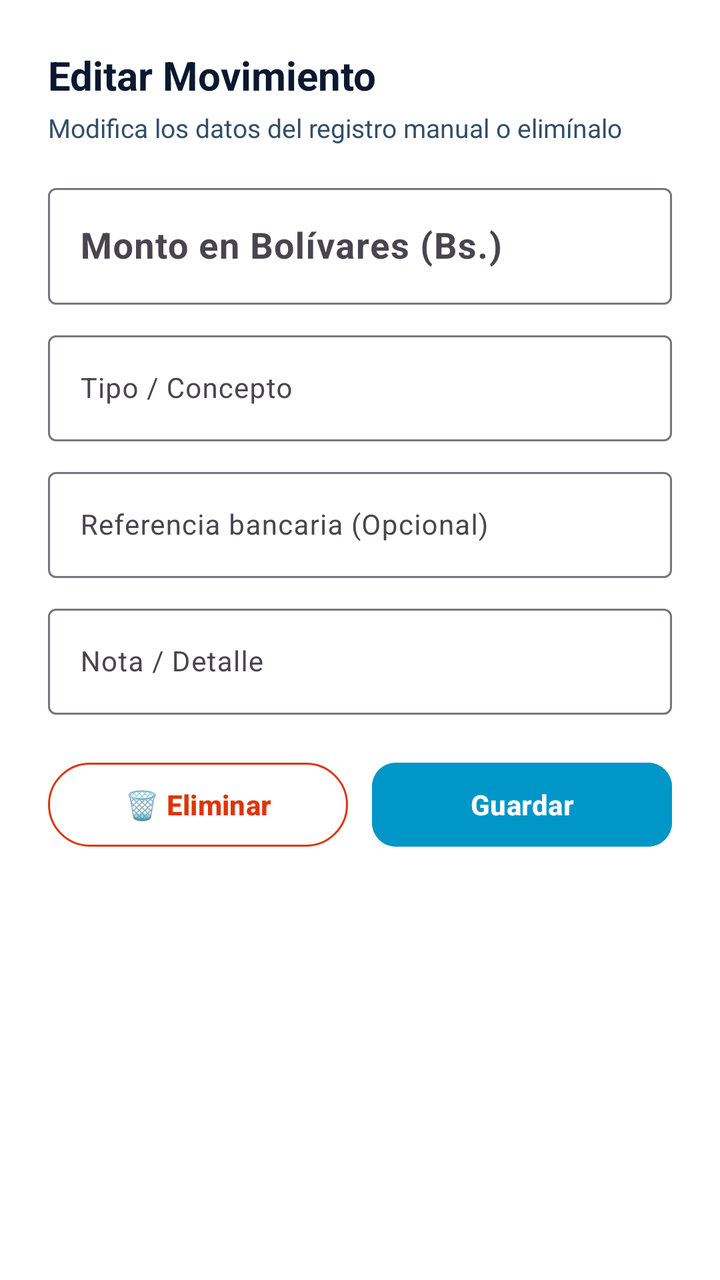
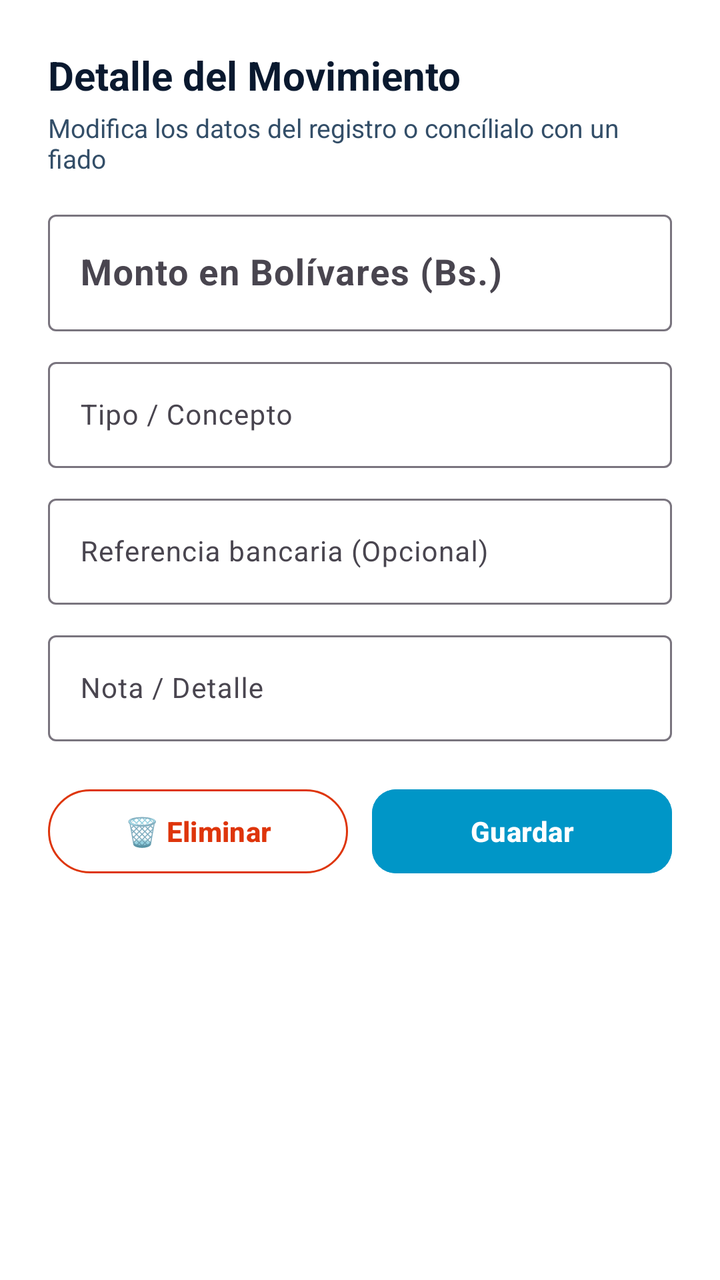

Two renders of the same Android screen: before a commit and after it. Below are the layout's source before the change and the commit's diff.
<!-- AndroidManifest.xml: application theme Theme.Zeasy -->
<!-- res/layout/dialog_edit_transaction.xml -->
<?xml version="1.0" encoding="utf-8"?>
<LinearLayout xmlns:android="http://schemas.android.com/apk/res/android"
    xmlns:app="http://schemas.android.com/apk/res-auto"
    android:layout_width="match_parent"
    android:layout_height="wrap_content"
    android:orientation="vertical"
    android:padding="24dp"
    android:background="@color/surface">

    <TextView
        android:id="@+id/tvEditTxTitle"
        android:layout_width="wrap_content"
        android:layout_height="wrap_content"
        android:text="Editar Movimiento"
        android:textStyle="bold"
        android:textColor="@color/text_primary"
        android:textSize="20sp" />

    <TextView
        android:id="@+id/tvEditTxSubtitle"
        android:layout_width="wrap_content"
        android:layout_height="wrap_content"
        android:layout_marginTop="4dp"
        android:text="Modifica los datos del registro manual o elimínalo"
        android:textColor="@color/text_secondary"
        android:textSize="13sp" />

    <com.google.android.material.textfield.TextInputLayout
        android:layout_width="match_parent"
        android:layout_height="wrap_content"
        android:layout_marginTop="16dp"
        android:hint="Monto en Bolívares (Bs.)">

        <com.google.android.material.textfield.TextInputEditText
            android:id="@+id/etEditTxAmount"
            android:layout_width="match_parent"
            android:layout_height="wrap_content"
            android:inputType="numberDecimal"
            android:textSize="18sp"
            android:textStyle="bold"
            android:textColor="@color/text_primary" />
    </com.google.android.material.textfield.TextInputLayout>

    <com.google.android.material.textfield.TextInputLayout
        android:layout_width="match_parent"
        android:layout_height="wrap_content"
        android:layout_marginTop="10dp"
        android:hint="Tipo / Concepto">

        <com.google.android.material.textfield.TextInputEditText
            android:id="@+id/etEditTxCategory"
            android:layout_width="match_parent"
            android:layout_height="wrap_content"
            android:textSize="14sp"
            android:textColor="@color/text_primary" />
    </com.google.android.material.textfield.TextInputLayout>

    <com.google.android.material.textfield.TextInputLayout
        android:layout_width="match_parent"
        android:layout_height="wrap_content"
        android:layout_marginTop="10dp"
        android:hint="Referencia bancaria (Opcional)">

        <com.google.android.material.textfield.TextInputEditText
            android:id="@+id/etEditTxReference"
            android:layout_width="match_parent"
            android:layout_height="wrap_content"
            android:textSize="14sp"
            android:textColor="@color/text_primary" />
    </com.google.android.material.textfield.TextInputLayout>

    <com.google.android.material.textfield.TextInputLayout
        android:layout_width="match_parent"
        android:layout_height="wrap_content"
        android:layout_marginTop="10dp"
        android:hint="Nota / Detalle">

        <com.google.android.material.textfield.TextInputEditText
            android:id="@+id/etEditTxNote"
            android:layout_width="match_parent"
            android:layout_height="wrap_content"
            android:textSize="14sp"
            android:textColor="@color/text_primary" />
    </com.google.android.material.textfield.TextInputLayout>

    <LinearLayout
        android:layout_width="match_parent"
        android:layout_height="wrap_content"
        android:orientation="horizontal"
        android:layout_marginTop="20dp">

        <com.google.android.material.button.MaterialButton
            android:id="@+id/btnDeleteTx"
            style="@style/Widget.Material3.Button.OutlinedButton"
            android:layout_width="0dp"
            android:layout_height="50dp"
            android:layout_weight="1"
            android:layout_marginEnd="6dp"
            android:text="🗑️ Eliminar"
            android:textSize="14sp"
            android:textStyle="bold"
            app:strokeColor="@color/expense_red"
            android:textColor="@color/expense_red" />

        <com.google.android.material.button.MaterialButton
            android:id="@+id/btnSaveEditTx"
            android:layout_width="0dp"
            android:layout_height="50dp"
            android:layout_weight="1"
            android:layout_marginStart="6dp"
            android:text="Guardar"
            android:textSize="14sp"
            android:textStyle="bold"
            app:cornerRadius="12dp"
            android:backgroundTint="@color/accent_cyan"
            android:textColor="@color/white" />
    </LinearLayout>

</LinearLayout>
<!-- resources referenced by this layout -->
<resources>
  <color name="accent_cyan">#0096C7</color>
  <color name="expense_red">#DE350B</color>
  <color name="surface">#FFFFFF</color>
  <color name="text_primary">#0A192F</color>
  <color name="text_secondary">#334E68</color>
  <color name="white">#FFFFFF</color>
  <style name="Theme.Zeasy" parent="Theme.Material3.DayNight.NoActionBar">
          
          <item name="colorPrimary">@color/accent_green</item>
          <item name="colorPrimaryContainer">@color/accent_green_bg</item>
          <item name="colorOnPrimary">@color/white</item>
          <item name="colorSecondary">@color/accent_blue</item>
          <item name="colorSecondaryContainer">@color/accent_blue_bg</item>
  
          
          <item name="android:statusBarColor">@color/primary</item>
          <item name="android:windowLightStatusBar">false</item>
          <item name="android:colorBackground">@color/background</item>
  
          
          <item name="android:textColor">@color/text_primary</item>
  
          
          <item name="bottomNavigationStyle">@style/Widget.Zeasy.BottomNavigationView</item>
      </style>
  <color name="accent_green">#00875A</color>
  <color name="accent_green_bg">#E3FCEF</color>
  <color name="accent_blue">#0052FF</color>
  <color name="accent_blue_bg">#EFF6FF</color>
  <color name="primary">#0A2540</color>
  <color name="background">#F4F8FC</color>
  <style name="Widget.Zeasy.BottomNavigationView" parent="Widget.Material3.BottomNavigationView">
          <item name="itemRippleColor">@color/accent_green_bg</item>
          <item name="android:background">@color/surface</item>
          <item name="itemIconTint">@color/nav_selector</item>
          <item name="itemTextColor">@color/nav_selector</item>
      </style>
</resources>

<!-- the commit's change to res/layout/dialog_edit_transaction.xml (unified diff, before → after) -->
@@ -11,7 +11,7 @@
         android:id="@+id/tvEditTxTitle"
         android:layout_width="wrap_content"
         android:layout_height="wrap_content"
-        android:text="Editar Movimiento"
+        android:text="Detalle del Movimiento"
         android:textStyle="bold"
         android:textColor="@color/text_primary"
         android:textSize="20sp" />
@@ -21,14 +21,49 @@
         android:layout_width="wrap_content"
         android:layout_height="wrap_content"
         android:layout_marginTop="4dp"
-        android:text="Modifica los datos del registro manual o elimínalo"
+        android:text="Modifica los datos del registro o concílialo con un fiado"
         android:textColor="@color/text_secondary"
         android:textSize="13sp" />
+
+    
+    <LinearLayout
+        android:id="@+id/layoutTxFiadoSection"
+        android:layout_width="match_parent"
+        android:layout_height="wrap_content"
+        android:layout_marginTop="12dp"
+        android:orientation="vertical"
+        android:padding="12dp"
+        android:background="@drawable/bg_badge_rounded"
+        android:backgroundTint="#F0FDF4"
+        android:visibility="gone">
+
+        <TextView
+            android:id="@+id/tvTxFiadoStatus"
+            android:layout_width="match_parent"
+            android:layout_height="wrap_content"
+            android:text="📒 ¿Este pago corresponde a un Fiado de la Libreta?"
+            android:textColor="#166534"
+            android:textStyle="bold"
+            android:textSize="12.5sp" />
+
+        <com.google.android.material.button.MaterialButton
+            android:id="@+id/btnAssignTxToFiado"
+            style="@style/Widget.Material3.Button.TonalButton"
+            android:layout_width="match_parent"
+            android:layout_height="44dp"
+            android:layout_marginTop="8dp"
+            android:text="📒 Considerar Pago de un Fiado (Descontar Deuda)"
+            android:textSize="12sp"
+            android:textStyle="bold"
+            android:backgroundTint="#00875A"
+            android:textColor="@color/white"
+            app:cornerRadius="10dp" />
+    </LinearLayout>
 
     <com.google.android.material.textfield.TextInputLayout
         android:layout_width="match_parent"
         android:layout_height="wrap_content"
-        android:layout_marginTop="16dp"
+        android:layout_marginTop="14dp"
         android:hint="Monto en Bolívares (Bs.)">
 
         <com.google.android.material.textfield.TextInputEditText
<!-- resource entries referenced after the edit -->
@@ -6,6 +6,13 @@
   <color name="text_primary">#0A192F</color>
   <color name="text_secondary">#334E68</color>
   <color name="white">#FFFFFF</color>
+  <!-- drawable bg_badge_rounded (drawable) -->
+  <?xml version="1.0" encoding="utf-8"?>
+  <shape xmlns:android="http://schemas.android.com/apk/res/android"
+      android:shape="rectangle">
+      <corners android:radius="12dp" />
+      <solid android:color="@color/accent_blue" />
+  </shape>
   <style name="Theme.Zeasy" parent="Theme.Material3.DayNight.NoActionBar">
           
           <item name="colorPrimary">@color/accent_green</item>
